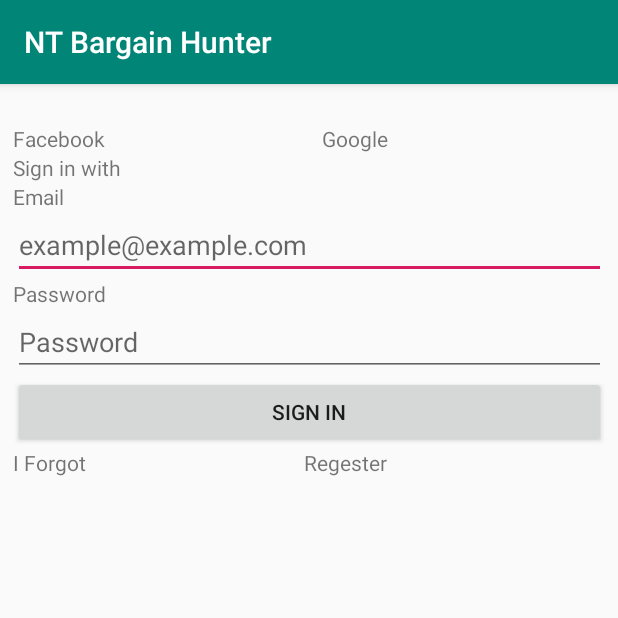
After one commit to LargerSnowdevil/NT-Bargain-Hunter, an Android app: the SignInPage screen opened directly, with no data from a screen before it, on a phone screen of 412 x 824 dp, the top half of it. The commit adds this screen. Run offline under Robolectric (Android 15) with nearby library versions, the phone set to English and light mode, and no system bars.

Commit message:
Framework mostly complete

```diff
--- a/App/app/src/main/java/com/example/ntbargainhunter/MainActivity.java
+++ b/App/app/src/main/java/com/example/ntbargainhunter/RegisterPage.java
@@ -3,11 +3,11 @@ package com.example.ntbargainhunter;
 import android.support.v7.app.AppCompatActivity;
 import android.os.Bundle;
 
-public class MainActivity extends AppCompatActivity {
+public class RegisterPage extends AppCompatActivity {
 
     @Override
     protected void onCreate(Bundle savedInstanceState) {
         super.onCreate(savedInstanceState);
-        setContentView(R.layout.activity_main);
+        setContentView(R.layout.activity_register_page);
     }
 }
--- /dev/null
+++ b/App/app/src/main/java/com/example/ntbargainhunter/SignInPage.java
@@ -0,0 +1,13 @@
+package com.example.ntbargainhunter;
+
+import android.support.v7.app.AppCompatActivity;
+import android.os.Bundle;
+
+public class SignInPage extends AppCompatActivity {
+
+    @Override
+    protected void onCreate(Bundle savedInstanceState) {
+        super.onCreate(savedInstanceState);
+        setContentView(R.layout.activity_sign_in_page);
+    }
+}
--- a/App/app/src/main/res/layout/activity_main.xml
+++ b/App/app/src/main/res/layout/activity_home_page.xml
@@ -4,7 +4,7 @@
     xmlns:tools="http://schemas.android.com/tools"
     android:layout_width="match_parent"
     android:layout_height="match_parent"
-    tools:context=".MainActivity">
+    tools:context=".HomePage">
 
     <TextView
         android:layout_width="wrap_content"
--- /dev/null
+++ b/App/app/src/main/res/layout/activity_sign_in_page.xml
@@ -0,0 +1,108 @@
+<?xml version="1.0" encoding="utf-8"?>
+<android.support.constraint.ConstraintLayout xmlns:android="http://schemas.android.com/apk/res/android"
+    xmlns:app="http://schemas.android.com/apk/res-auto"
+    xmlns:tools="http://schemas.android.com/tools"
+    android:layout_width="match_parent"
+    android:layout_height="match_parent"
+    tools:context=".SignInPage">
+
+    <ScrollView
+        android:layout_width="395dp"
+        android:layout_height="715dp"
+        android:layout_marginStart="8dp"
+        android:layout_marginTop="8dp"
+        android:layout_marginEnd="8dp"
+        android:layout_marginBottom="8dp"
+        app:layout_constraintBottom_toBottomOf="parent"
+        app:layout_constraintEnd_toEndOf="parent"
+        app:layout_constraintStart_toStartOf="parent"
+        app:layout_constraintTop_toTopOf="parent">
+
+        <LinearLayout
+            android:layout_width="match_parent"
+            android:layout_height="wrap_content"
+            android:orientation="vertical" >
+
+            <LinearLayout
+                android:layout_width="match_parent"
+                android:layout_height="match_parent"
+                android:orientation="horizontal">
+
+                <TextView
+                    android:id="@+id/facebookPlaceholder"
+                    android:layout_width="wrap_content"
+                    android:layout_height="wrap_content"
+                    android:layout_weight="1"
+                    android:text="Facebook" />
+
+                <TextView
+                    android:id="@+id/googlePlaceholder"
+                    android:layout_width="wrap_content"
+                    android:layout_height="wrap_content"
+                    android:layout_weight="1"
+                    android:text="Google" />
+            </LinearLayout>
+
+            <TextView
+                android:id="@+id/altSignInDescription"
+                android:layout_width="match_parent"
+                android:layout_height="wrap_content"
+                android:text="Sign in with" />
+
+            <TextView
+                android:id="@+id/signInEmailEntryDescription"
+                android:layout_width="match_parent"
+                android:layout_height="wrap_content"
+                android:text="Email" />
+
+            <EditText
+                android:id="@+id/signInEmailEntry"
+                android:layout_width="match_parent"
+                android:layout_height="wrap_content"
+                android:ems="10"
+                android:hint="example@example.com"
+                android:inputType="textEmailAddress" />
+
+            <TextView
+                android:id="@+id/signInPasswordEntryDescription"
+                android:layout_width="match_parent"
+                android:layout_height="wrap_content"
+                android:text="Password" />
+
+            <EditText
+                android:id="@+id/signInPasswordEntry"
+                android:layout_width="match_parent"
+                android:layout_height="wrap_content"
+                android:ems="10"
+                android:hint="Password"
+                android:inputType="textPassword" />
+
+            <Button
+                android:id="@+id/signInButton"
+                android:layout_width="match_parent"
+                android:layout_height="wrap_content"
+                android:text="Sign In" />
+
+            <LinearLayout
+                android:layout_width="match_parent"
+                android:layout_height="match_parent"
+                android:orientation="horizontal">
+
+                <TextView
+                    android:id="@+id/forgottenPasswordPromp"
+                    android:layout_width="wrap_content"
+                    android:layout_height="wrap_content"
+                    android:layout_weight="1"
+                    android:text="I Forgot" />
+
+                <TextView
+                    android:id="@+id/registerPromp"
+                    android:layout_width="wrap_content"
+                    android:layout_height="wrap_content"
+                    android:layout_weight="1"
+                    android:text="Regester" />
+            </LinearLayout>
+
+        </LinearLayout>
+    </ScrollView>
+</android.support.constraint.ConstraintLayout>
--- a/App/app/src/main/res/values/strings.xml
+++ b/App/app/src/main/res/values/strings.xml
@@ -1,3 +1,4 @@
 <resources>
     <string name="app_name">NT Bargain Hunter</string>
+    <string name="lorem_ipsum">Lorem ipsum dolor sit amet, consectetur adipiscing elit. Nulla hendrerit ac risus vel accumsan. Suspendisse posuere dapibus purus, non blandit magna malesuada vitae. Ut sed ligula ac elit ullamcorper convallis. Duis rhoncus nulla vitae justo malesuada, dignissim vehicula nunc porta. Nam tristique ut nunc vitae viverra. Cras neque lectus, viverra quis fermentum at, vehicula ac urna. Donec id suscipit lacus, consectetur molestie neque. Orci varius natoque penatibus et magnis dis parturient montes, nascetur ridiculus mus. Proin a velit non risus iaculis interdum. </string>
 </resources>
```
Also changed, not shown: App/app/src/main/AndroidManifest.xml (+6 -1 lines), App/app/src/main/java/com/example/ntbargainhunter/DisplayBargainPage.java (added, +13 -0 lines), App/app/src/main/java/com/example/ntbargainhunter/HomePage.java (added, +13 -0 lines), App/app/src/main/java/com/example/ntbargainhunter/PostBargainPage.java (added, +13 -0 lines), App/app/src/main/java/com/example/ntbargainhunter/UserBargainList.java (added, +13 -0 lines), App/app/src/main/res/layout/activity_display_bargain_page.xml (added, +101 -0 lines), App/app/src/main/res/layout/activity_post_bargain_page.xml (added, +68 -0 lines), App/app/src/main/res/layout/activity_register_page.xml (added, +89 -0 lines), App/app/src/main/res/layout/activity_user_bargain_list.xml (added, +31 -0 lines).
